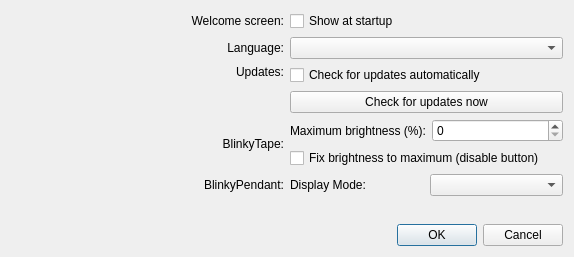
The window that src/app/gui/preferences.ui (Blinkinlabs/PatternPaint) describes before a commit, drawn with Qt 5.
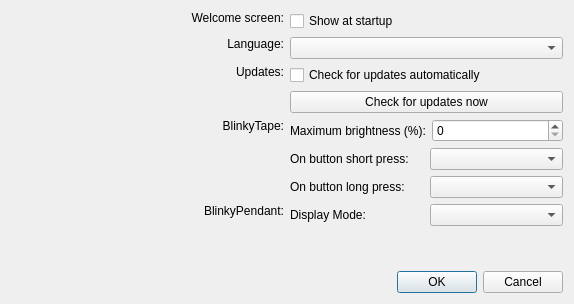
The same window after the commit.

Commit message: WIP: implement changable button behavior

Diff of the .ui file:
```diff
--- a/src/app/gui/preferences.ui
+++ b/src/app/gui/preferences.ui
@@ -10,7 +10,7 @@
     <x>0</x>
     <y>0</y>
     <width>574</width>
-    <height>257</height>
+    <height>304</height>
    </rect>
   </property>
   <property name="windowTitle">
@@ -53,7 +53,7 @@
         <string>Welcome screen:</string>
        </property>
        <property name="alignment">
-        <set>Qt::AlignRight|Qt::AlignTrailing|Qt::AlignVCenter</set>
+        <set>Qt::AlignmentFlag::AlignRight|Qt::AlignmentFlag::AlignTop|Qt::AlignmentFlag::AlignTrailing</set>
        </property>
       </widget>
      </item>
@@ -81,11 +81,32 @@
         </layout>
        </item>
        <item>
-        <widget class="QCheckBox" name="blinkyTapeFixedBrightness">
-         <property name="text">
-          <string>Fix brightness to maximum (disable button)</string>
-         </property>
-        </widget>
+        <layout class="QHBoxLayout" name="horizontalLayout_4">
+         <item>
+          <widget class="QLabel" name="label_9">
+           <property name="text">
+            <string>On button short press:</string>
+           </property>
+          </widget>
+         </item>
+         <item>
+          <widget class="QComboBox" name="buttonShortPress"/>
+         </item>
+        </layout>
+       </item>
+       <item>
+        <layout class="QHBoxLayout" name="horizontalLayout_3">
+         <item>
+          <widget class="QLabel" name="label_8">
+           <property name="text">
+            <string>On button long press:</string>
+           </property>
+          </widget>
+         </item>
+         <item>
+          <widget class="QComboBox" name="buttonLongPress"/>
+         </item>
+        </layout>
        </item>
       </layout>
      </item>
@@ -102,7 +123,7 @@
         <string>BlinkyTape:</string>
        </property>
        <property name="alignment">
-        <set>Qt::AlignRight|Qt::AlignTrailing|Qt::AlignVCenter</set>
+        <set>Qt::AlignmentFlag::AlignRight|Qt::AlignmentFlag::AlignTop|Qt::AlignmentFlag::AlignTrailing</set>
        </property>
       </widget>
      </item>
@@ -112,7 +133,7 @@
         <string>Language:</string>
        </property>
        <property name="alignment">
-        <set>Qt::AlignRight|Qt::AlignTrailing|Qt::AlignVCenter</set>
+        <set>Qt::AlignmentFlag::AlignRight|Qt::AlignmentFlag::AlignTop|Qt::AlignmentFlag::AlignTrailing</set>
        </property>
       </widget>
      </item>
@@ -122,7 +143,7 @@
         <string>BlinkyPendant:</string>
        </property>
        <property name="alignment">
-        <set>Qt::AlignRight|Qt::AlignTrailing|Qt::AlignVCenter</set>
+        <set>Qt::AlignmentFlag::AlignRight|Qt::AlignmentFlag::AlignTop|Qt::AlignmentFlag::AlignTrailing</set>
        </property>
       </widget>
      </item>
```
Left out of the diff: 10 changed lines with no effect on the pictures. The commit also changes 9 other files.
